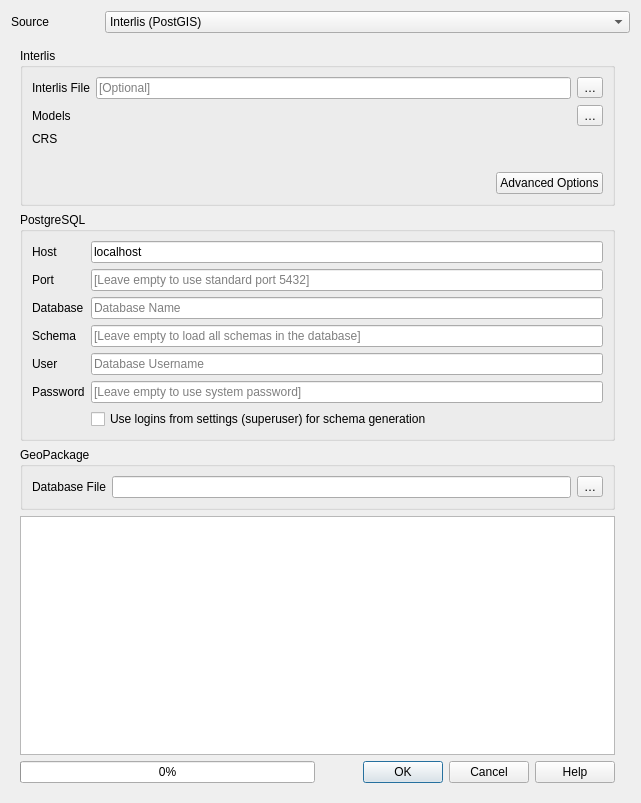
The window that QgisModelBaker/ui/generate_project.ui (opengisch/QgisModelBaker) describes before a commit, drawn with Qt 5.
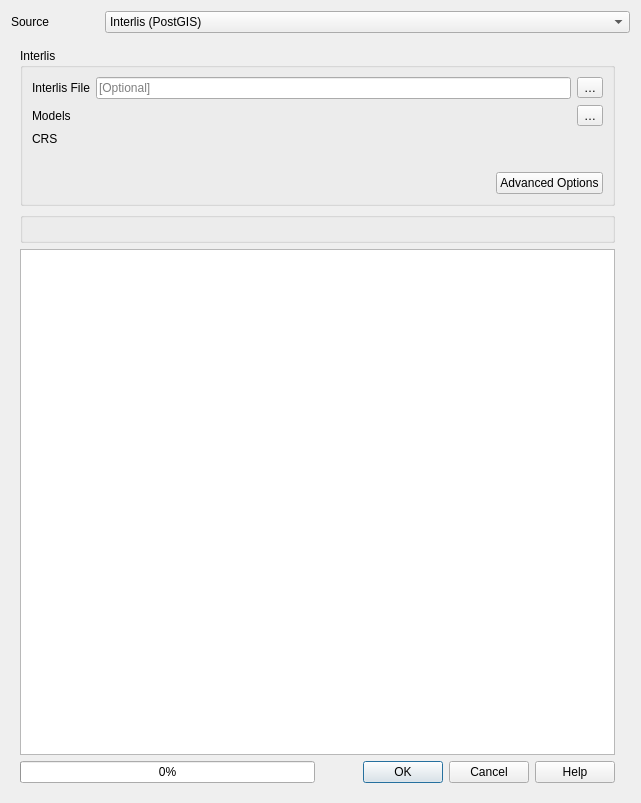
The same window after the commit. Custom widgets are drawn as their Qt base class.

Commit message: Change generate project dialog in order to use db factory classes

What changed in the file:
```diff
--- a/QgisModelBaker/ui/generate_project.ui
+++ b/QgisModelBaker/ui/generate_project.ui
@@ -82,113 +82,7 @@
          </layout>
         </widget>
        </item>
-       <item row="1" column="0">
-        <widget class="QGroupBox" name="pg_config">
-         <property name="title">
-          <string>PostgreSQL</string>
-         </property>
-         <layout class="QGridLayout" name="gridLayout_4">
-          <item row="4" column="0">
-           <widget class="QLabel" name="label_3">
-            <property name="text">
-             <string>Schema</string>
-            </property>
-           </widget>
-          </item>
-          <item row="0" column="2">
-           <widget class="QLineEdit" name="pg_host_line_edit">
-            <property name="text">
-             <string>localhost</string>
-            </property>
-            <property name="placeholderText">
-             <string>Database Hostname</string>
-            </property>
-           </widget>
-          </item>
-          <item row="9" column="0">
-           <widget class="QLabel" name="label_5">
-            <property name="text">
-             <string>Password</string>
-            </property>
-           </widget>
-          </item>
-          <item row="2" column="0">
-           <widget class="QLabel" name="label_8">
-            <property name="text">
-             <string>Port</string>
-            </property>
-           </widget>
-          </item>
-          <item row="6" column="0">
-           <widget class="QLabel" name="label_4">
-            <property name="text">
-             <string>User</string>
-            </property>
-           </widget>
-          </item>
-          <item row="9" column="2">
-           <widget class="QLineEdit" name="pg_password_line_edit">
-            <property name="echoMode">
-             <enum>QLineEdit::Password</enum>
-            </property>
-            <property name="placeholderText">
-             <string>[Leave empty to use system password]</string>
-            </property>
-           </widget>
-          </item>
-          <item row="0" column="0">
-           <widget class="QLabel" name="label_9">
-            <property name="text">
-             <string>Host</string>
-            </property>
-           </widget>
-          </item>
-          <item row="4" column="2">
-           <widget class="QLineEdit" name="pg_schema_line_edit">
-            <property name="placeholderText">
-             <string>[Leave empty to load all schemas in the database]</string>
-            </property>
-           </widget>
-          </item>
-          <item row="3" column="0">
-           <widget class="QLabel" name="label_6">
-            <property name="text">
-             <string>Database</string>
-            </property>
-           </widget>
-          </item>
-          <item row="2" column="2">
-           <widget class="QLineEdit" name="pg_port_line_edit">
-            <property name="placeholderText">
-             <string>[Leave empty to use standard port 5432]</string>
-            </property>
-           </widget>
-          </item>
-          <item row="10" column="2">
-           <widget class="QCheckBox" name="pg_use_super_login">
-            <property name="text">
-             <string>Use logins from settings (superuser) for schema generation</string>
-            </property>
-           </widget>
-          </item>
-          <item row="3" column="2">
-           <widget class="QLineEdit" name="pg_database_line_edit">
-            <property name="placeholderText">
-             <string>Database Name</string>
-            </property>
-           </widget>
-          </item>
-          <item row="6" column="2">
-           <widget class="QLineEdit" name="pg_user_line_edit">
-            <property name="placeholderText">
-             <string>Database Username</string>
-            </property>
-           </widget>
-          </item>
-         </layout>
-        </widget>
-       </item>
-       <item row="4" column="0">
+       <item row="2" column="0">
         <widget class="QTextBrowser" name="txtStdout">
          <property name="toolTip">
           <string/>
@@ -198,35 +92,6 @@
          </property>
         </widget>
        </item>
-       <item row="3" column="0">
-        <widget class="QGroupBox" name="gpkg_config">
-         <property name="title">
-          <string>GeoPackage</string>
-         </property>
-         <layout class="QGridLayout" name="gridLayout_6">
-          <item row="0" column="1">
-           <widget class="QLabel" name="label_2">
-            <property name="text">
-             <string>Database File</string>
-            </property>
-           </widget>
-          </item>
-          <item row="0" column="2">
-           <widget class="QLineEdit" name="gpkg_file_line_edit"/>
-          </item>
-          <item row="0" column="3">
-           <widget class="QToolButton" name="gpkg_file_browse_button">
-            <property name="toolTip">
-             <string>Browse GeoPackage files</string>
-            </property>
-            <property name="text">
-             <string>…</string>
-            </property>
-           </widget>
-          </item>
-         </layout>
-        </widget>
-       </item>
        <item row="0" column="0">
         <widget class="QGroupBox" name="ili_config">
          <property name="title">
@@ -351,6 +216,14 @@
          </item>
         </layout>
        </item>
+       <item row="1" column="0">
+        <widget class="QGroupBox" name="groupBox">
+         <property name="title">
+          <string/>
+         </property>
+         <layout class="QVBoxLayout" name="db_layout"/>
+        </widget>
+       </item>
       </layout>
      </widget>
      <widget class="QWidget" name="page_2"/>
```
Left out of the diff: 10 changed lines with no effect on the pictures. The commit also changes 1 other file.
